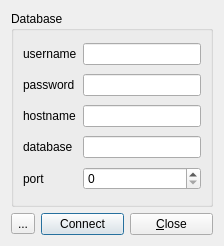
Old version of the form ui/login.ui in the repository innerhippy/pydosh.
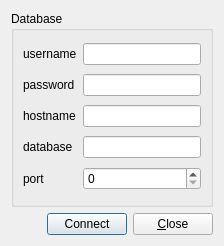
New version of the form. Icons and pictures are not drawn.

Commit message: removed help browser

What changed in the file:
```diff
--- a/ui/login.ui
+++ b/ui/login.ui
@@ -92,17 +92,6 @@
      </layout>
     </widget>
    </item>
-   <item row="1" column="0">
-    <widget class="QToolButton" name="helpButton">
-     <property name="text">
-      <string>...</string>
-     </property>
-     <property name="icon">
-      <iconset resource="pydosh.qrc">
-       <normaloff>:/icons/help.png</normaloff>:/icons/help.png</iconset>
-     </property>
-    </widget>
-   </item>
    <item row="1" column="1">
     <widget class="QPushButton" name="connectionButton">
      <property name="text">
```
The commit also changes 7 other files.
